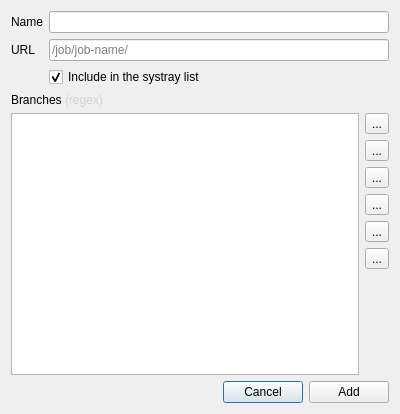
This is ui/AddJobDialog.ui in germaniumhq/felix as Qt 5 draws it before an edit. The edited form follows.
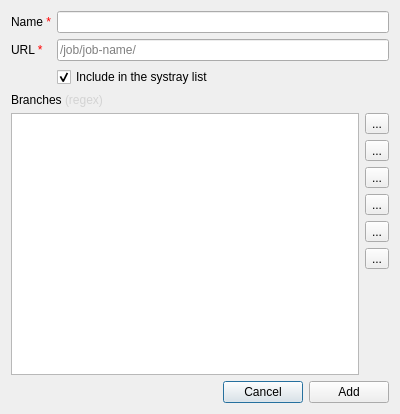
This is the edited form.

Diff of the .ui file:
```diff
--- a/ui/AddJobDialog.ui
+++ b/ui/AddJobDialog.ui
@@ -22,7 +22,7 @@
      <item row="0" column="0">
       <widget class="QLabel" name="label">
        <property name="text">
-        <string>Name</string>
+        <string>Name &lt;span style=&quot;color: red&quot;&gt;*&lt;/span&gt;</string>
        </property>
       </widget>
      </item>
@@ -32,7 +32,7 @@
      <item row="1" column="0">
       <widget class="QLabel" name="label_2">
        <property name="text">
-        <string>URL</string>
+        <string>URL &lt;span style=&quot;color: red&quot;&gt;*&lt;/span&gt;</string>
        </property>
       </widget>
      </item>
```
Left out of the diff: 13 changed lines with no effect on the pictures.
